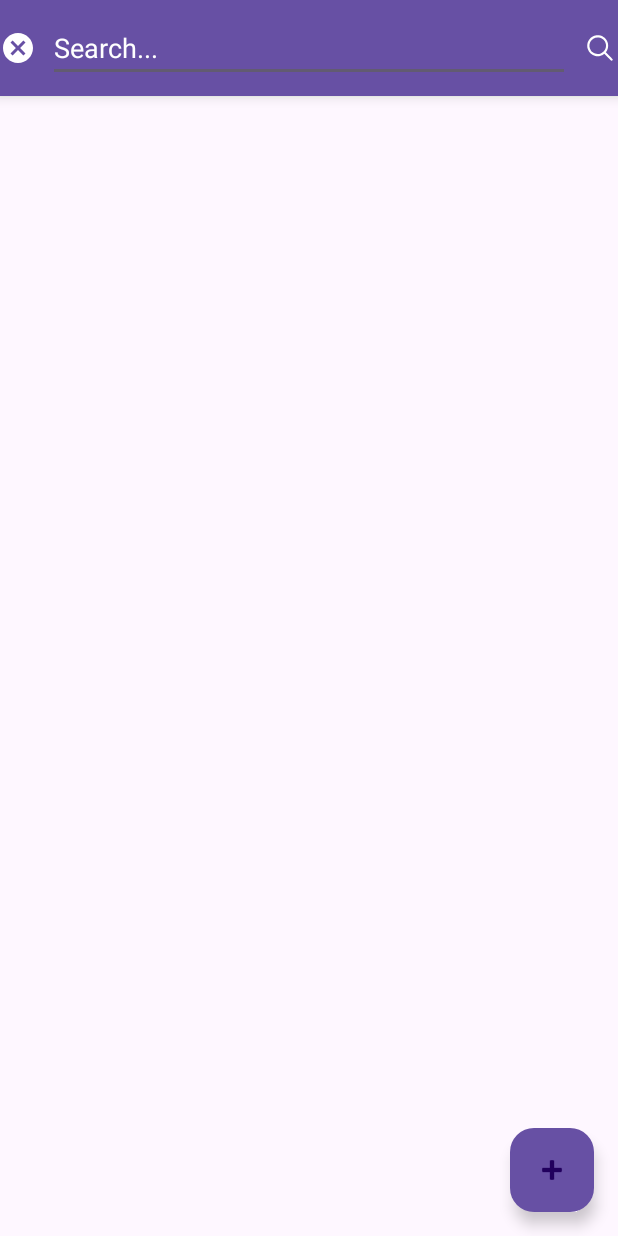
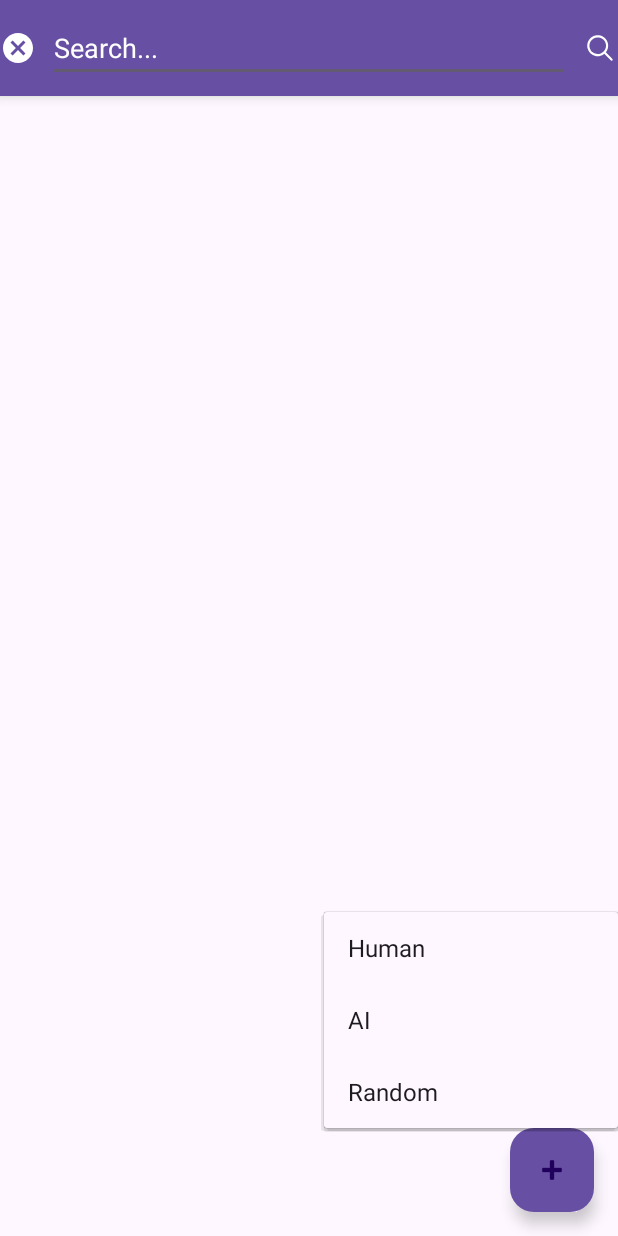
Before and after one commit to MihajlovAleksandr/AIChat, an Android app: the ChatsListFragment screen opened directly, with no data from a screen before it, after a tap on an icon or button, on a phone screen of 412 x 824 dp. Run offline under Robolectric (Android 15) with nearby library versions, the phone set to English and light mode, and no system bars; 10 statements that could not run were skipped; 3 other taps on this screen came first.

Commit message:
Changes:
1)Added a chat search parameter (person, AI, random);

2)Localized the dropdown list buttons for chat search parameters (Belarusian, Spanish, Russian);

3) Added the methods AddChat (previously AddStopChat) and StopSearchingChat, created to implement chat search parameters (fabAddChat).

```diff
--- a/app/src/main/java/com/example/aichat/controller/main/chatlist/ChatsListController.java
+++ b/app/src/main/java/com/example/aichat/controller/main/chatlist/ChatsListController.java
@@ -18,6 +18,8 @@ import com.example.aichat.view.main.chatlist.ChatsListFragment;
 
 import java.util.ArrayList;
 import java.util.List;
+
+import javax.xml.namespace.QName;
 
 public class ChatsListController {
     private boolean isChatSearching = false;
@@ -102,14 +104,17 @@ public class ChatsListController {
         this.connectionManager = connectionManager;
     }
 
+    public void addChat(String param){
+        Command addChat = new Command("SearchChat");
+        addChat.addData("param", param);
+        connectionManager.SendCommand(addChat);
+    }
+    public void stopSearchingChat(){
+        connectionManager.SendCommand(new Command("StopSearchingChat"));
+    }
 
-    public void addStopChat() {
-        if (!isChatSearching) {
-            connectionManager.SendCommand(new Command("SearchChat"));
-        }
-        else {
-            connectionManager.SendCommand(new Command("StopSearchingChat"));
-        }
+    public boolean getIsChatSearching(){
+        return isChatSearching;
     }
     public void setIsChatSearching(boolean isChatSearching){
         fragment.requireActivity().runOnUiThread(()->{
--- a/app/src/main/java/com/example/aichat/view/main/chatlist/ChatsListFragment.java
+++ b/app/src/main/java/com/example/aichat/view/main/chatlist/ChatsListFragment.java
@@ -7,6 +7,7 @@ import android.view.View;
 import android.view.ViewGroup;
 import android.widget.EditText;
 import android.widget.ImageButton;
+import android.widget.PopupMenu;
 import android.widget.TextView;
 
 import androidx.annotation.NonNull;
@@ -83,7 +84,32 @@ public class ChatsListFragment extends Fragment {
         btnSearchAction = view.findViewById(R.id.btn_search_action);
 
         btnLanguage.setOnClickListener(v -> openLanguageSettings());
-        fabAddChat.setOnClickListener(v -> controller.addStopChat());
+
+        fabAddChat.setOnClickListener(v -> {
+            if (!controller.getIsChatSearching()) {
+                PopupMenu popupMenu = new PopupMenu(requireActivity(), v);
+                popupMenu.inflate(R.menu.fab_menu);
+                popupMenu.setOnMenuItemClickListener(item -> {
+
+                    int id = item.getItemId();
+                    if (id == R.id.menu_human) {
+                        controller.addChat("human");
+                        return true;
+                    } else if (id == R.id.menu_ai) {
+                        controller.addChat("ai");
+                        return true;
+                    } else if (id == R.id.menu_random) {
+                        controller.addChat("random");
+                        return true;
+                    }
+                    return false;
+                });
+                popupMenu.show();
+            }
+            else {
+                controller.stopSearchingChat();
+            }
+        });
 
         btnSearch.setOnClickListener(v -> {
             searchLayout.setVisibility(View.VISIBLE);
--- /dev/null
+++ b/app/src/main/res/menu/fab_menu.xml
@@ -0,0 +1,12 @@
+<?xml version="1.0" encoding="utf-8"?>
+<menu xmlns:android="http://schemas.android.com/apk/res/android">
+    <item
+        android:id="@+id/menu_human"
+        android:title="@string/search_human_prompt"/>
+    <item
+        android:id="@+id/menu_ai"
+        android:title="@string/search_ai_prompt"/>
+    <item
+        android:id="@+id/menu_random"
+        android:title="@string/search_random_prompt"/>
+</menu>
--- a/app/src/main/res/values/strings.xml
+++ b/app/src/main/res/values/strings.xml
@@ -127,4 +127,7 @@
     <string name="allow_background_work">Allow background work</string>
     <string name="enable_notifications_first">First, enable basic notifications</string>
     <string name="search">Search...</string>
+    <string name="search_human_prompt">Human</string>
+    <string name="search_ai_prompt">AI</string>
+    <string name="search_random_prompt">Random</string>
 </resources>
```
Also changed, not shown: 3 other files.
